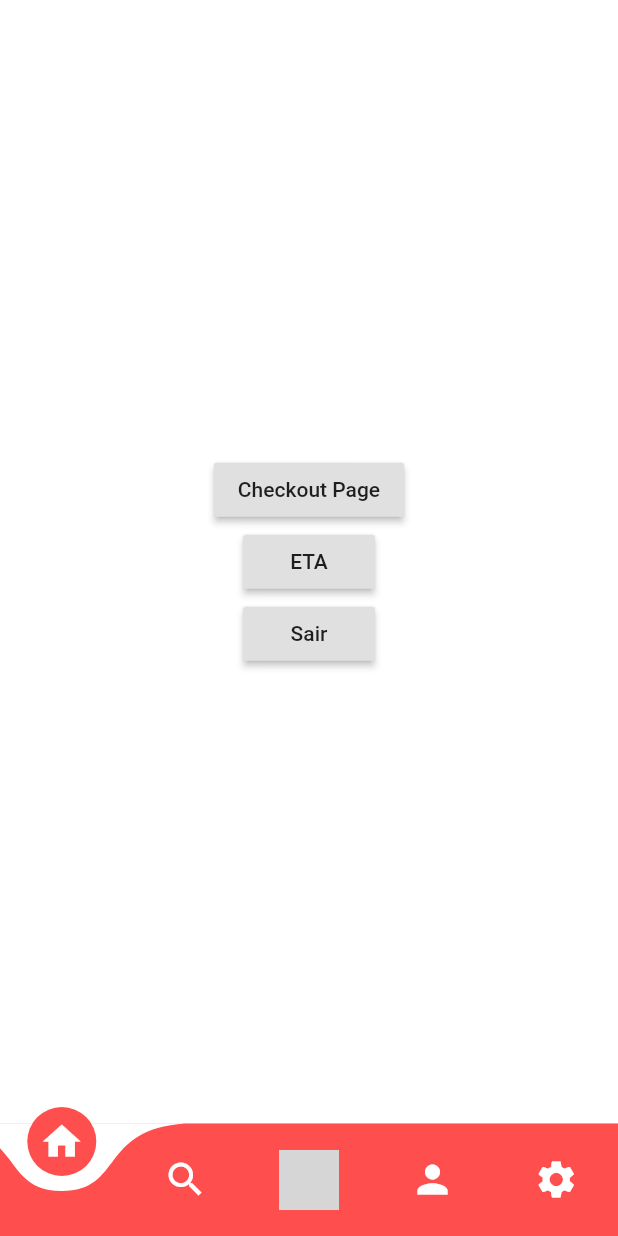
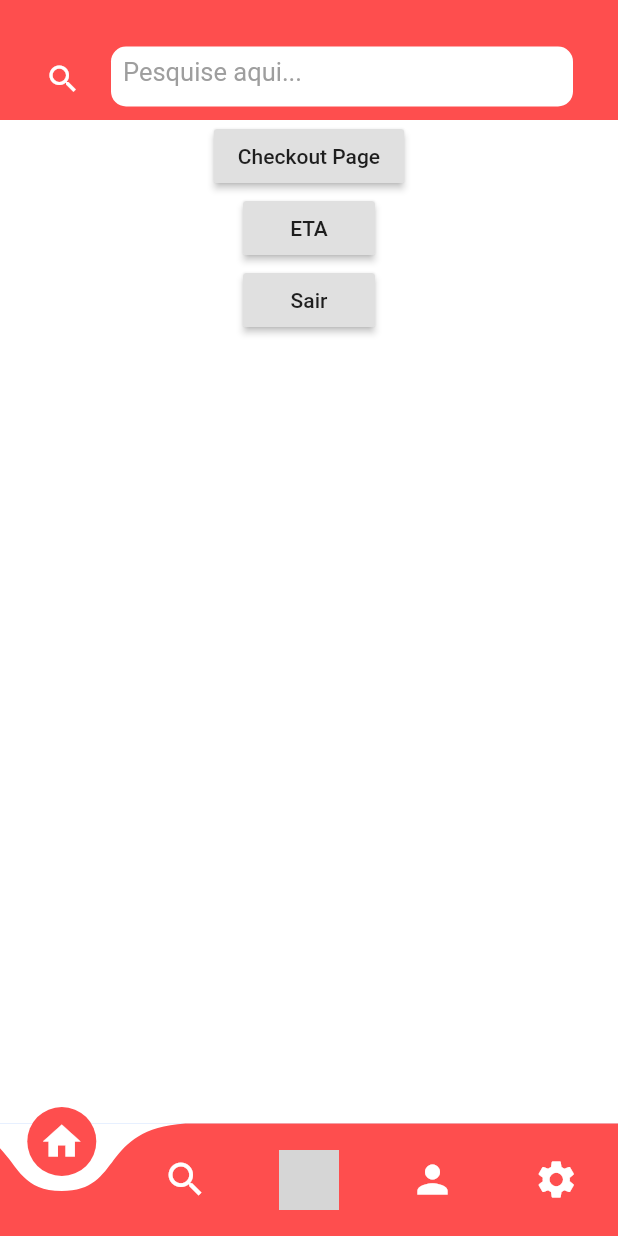
Before and after one commit to cBarbosa/megahack-30, a Flutter app: the HomePage screen opened directly, after a tap on "ETA", on a phone screen of 412 x 824 dp. Run offline on Flutter 3.47's test engine with Material 2 defaults, Android fonts, the phone set to English and light mode, and no system bars; drawn by our look-alikes of curved_navigation_bar; our stand-ins replace dio, flutter_mobx, geolocator, google_sign_in, mobx, shared_preferences; missing offline and left inert: custom_splash, flappy_search_bar, flutter_auth_buttons, flutter_facebook_login, mercado_pago_mobile_checkout; accounts and stored records are empty; generated files the repository leaves out were written again; Roboto replaces fonts that are missing (AvenirLight); grey boxes are pictures that could not be loaded.

Commit message:
search bar

```diff
--- a/meally_app/lib/pages/home_page.dart
+++ b/meally_app/lib/pages/home_page.dart
@@ -1,14 +1,9 @@
 import 'package:curved_navigation_bar/curved_navigation_bar.dart';
 import 'package:flutter/material.dart';
-import 'package:flutter_mobx/flutter_mobx.dart';
-import 'package:meally_app/controllers/checkout_controller.dart';
 import 'package:meally_app/controllers/location_controller.dart';
 import 'package:meally_app/controllers/login_controller.dart';
 import 'package:meally_app/widgets/home_widget.dart';
 import 'package:provider/provider.dart';
-
-import 'checkout_page.dart';
-import 'login_page.dart';
 
 class HomePage extends StatefulWidget {
   @override
@@ -17,7 +12,6 @@ class HomePage extends StatefulWidget {
 
 class _HomePageState extends State<HomePage> {
   int _page = 0;
-  GlobalKey _bottomNavigationKey = GlobalKey();
 
   Widget currentWidget;
 
@@ -78,12 +72,22 @@ class _HomePageState extends State<HomePage> {
                 break;
               case 1:
                 currentWidget = Container(
-                  color: Colors.white,
+                  color: Colors.yellow,
                 );
                 break;
               case 2:
                 currentWidget = Container(
                   color: Colors.red,
+                );
+                break;
+              case 3:
+                currentWidget = Container(
+                  color: Colors.purple,
+                );
+                break;
+              case 4:
+                currentWidget = Container(
+                  color: Colors.green,
                 );
                 break;
             }
@@ -93,27 +97,4 @@ class _HomePageState extends State<HomePage> {
       body: Container(color: Colors.blueAccent, child: currentWidget),
     );
   }
-
-  var _child;
-
-  void _handleNavigationChange(int index) {
-    setState(() {
-      switch (index) {
-        case 0:
-          LoginPage();
-
-          break;
-        case 1:
-          HomePage();
-
-          break;
-      }
-      _child = AnimatedSwitcher(
-        switchInCurve: Curves.easeOut,
-        switchOutCurve: Curves.easeIn,
-        duration: Duration(milliseconds: 500),
-        child: _child,
-      );
-    });
-  }
 }
--- a/meally_app/lib/widgets/home_widget.dart
+++ b/meally_app/lib/widgets/home_widget.dart
@@ -1,3 +1,4 @@
+import 'package:flappy_search_bar/flappy_search_bar.dart';
 import 'package:flutter/material.dart';
 import 'package:flutter_mobx/flutter_mobx.dart';
 import 'package:meally_app/controllers/location_controller.dart';
@@ -5,7 +6,7 @@ import 'package:meally_app/controllers/login_controller.dart';
 import 'package:meally_app/pages/checkout_page.dart';
 import 'package:meally_app/pages/login_page.dart';
 
-class HomeWidget extends StatelessWidget {
+class HomeWidget extends StatefulWidget {
   const HomeWidget({
     Key key,
     @required this.controllerLocation,
@@ -16,12 +17,69 @@ class HomeWidget extends StatelessWidget {
   final ControllerLogin controllerLogin;
 
   @override
+  _HomeWidgetState createState() => _HomeWidgetState();
+}
+
+class _HomeWidgetState extends State<HomeWidget> {
+  @override
   Widget build(BuildContext context) {
     return Container(
       color: Colors.white,
       child: Column(
-        mainAxisAlignment: MainAxisAlignment.center,
         children: <Widget>[
+          Container(
+            height: 80,
+            color: Color.fromRGBO(254, 78, 78, 1),
+            child: Row(
+              children: <Widget>[
+                Padding(
+                  padding: const EdgeInsets.only(right: 20, left: 30, top: 25),
+                  child: Icon(
+                    Icons.search,
+                    color: Colors.white,
+                  ),
+                ),
+                Expanded(
+                  child: Padding(
+                    padding: const EdgeInsets.only(top: 22, right: 30),
+                    child: Container(
+                      height: 40,
+                      decoration: BoxDecoration(
+                        borderRadius: BorderRadius.circular(10),
+                        color: Colors.white,
+                      ),
+                      child: Padding(
+                        padding: const EdgeInsets.only(left: 8.0, bottom: 6),
+                        child: TextFormField(
+                          textAlign: TextAlign.left,
+                          cursorColor: Colors.red,
+                          decoration: InputDecoration(
+                            hintText: 'Pesquise aqui...',
+                            hintStyle: TextStyle(
+                                color: Colors.grey,
+                                fontSize: 17,
+                                fontFamily: 'AvenirLight'),
+                            focusedBorder: UnderlineInputBorder(
+                              borderSide: BorderSide(color: Colors.transparent),
+                            ),
+                            enabledBorder: new UnderlineInputBorder(
+                                borderSide: BorderSide(
+                                    color: Colors.transparent, width: 1.0)),
+                          ),
+                          style: TextStyle(
+                              color: Colors.red,
+                              fontSize: 20,
+                              fontFamily: 'AvenirLight'),
+                          //  controller: _passwordController,
+                          obscureText: false,
+                        ),
+                      ),
+                    ),
+                  ),
+                ),
+              ],
+            ),
+          ),
           Center(
             child: RaisedButton(
               child: Text("Checkout Page"),
@@ -37,23 +95,23 @@ class HomeWidget extends StatelessWidget {
             child: RaisedButton(
               child: Text("ETA"),
               onPressed: () {
-                controllerLocation.calculateETA("-15.943175,-48.266988");
+                widget.controllerLocation.calculateETA("-15.943175,-48.266988");
               },
             ),
           ),
           Observer(
             builder: (_) {
-              return controllerLocation.distance.isNotEmpty &&
-                      controllerLocation.distance.isNotEmpty
+              return widget.controllerLocation.distance.isNotEmpty &&
+                      widget.controllerLocation.distance.isNotEmpty
                   ? Row(
                       crossAxisAlignment: CrossAxisAlignment.center,
                       mainAxisAlignment: MainAxisAlignment.spaceAround,
                       children: <Widget>[
                         Center(
-                          child: Text(controllerLocation.distance),
+                          child: Text(widget.controllerLocation.distance),
                         ),
                         Center(
-                          child: Text(controllerLocation.duration),
+                          child: Text(widget.controllerLocation.duration),
                         ),
                       ],
                     )
@@ -64,7 +122,7 @@ class HomeWidget extends StatelessWidget {
             child: RaisedButton(
               child: Text("Sair"),
               onPressed: () {
-                controllerLogin.logout();
+                widget.controllerLogin.logout();
                 Navigator.pushReplacement(
                   context,
                   MaterialPageRoute(builder: (context) => LoginPage()),
--- a/meally_app/pubspec.yaml
+++ b/meally_app/pubspec.yaml
@@ -42,6 +42,8 @@ dependencies:
   geolocator: ^5.3.2+2
   custom_splash: ^0.0.2
   curved_navigation_bar: ^0.3.3
+  flappy_search_bar: ^1.7.2
+
 
 
 
```
Also changed, not shown: meally_app/pubspec.lock.
